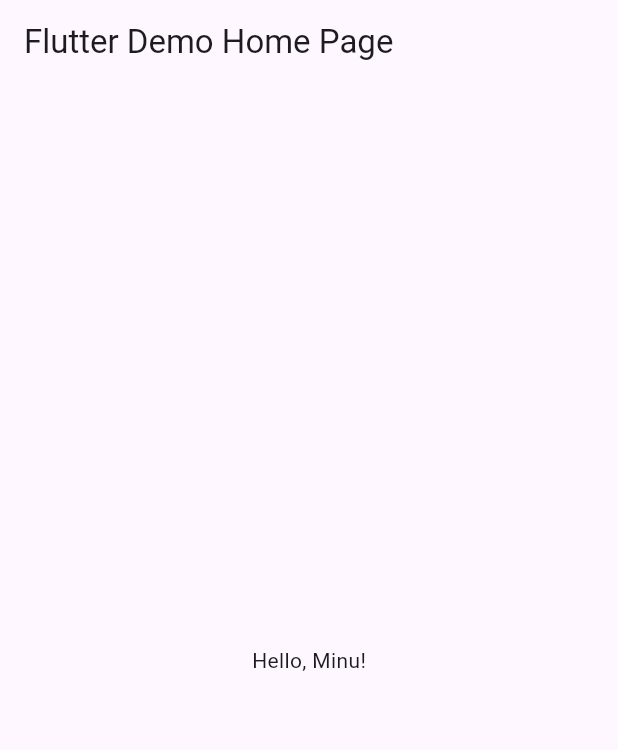
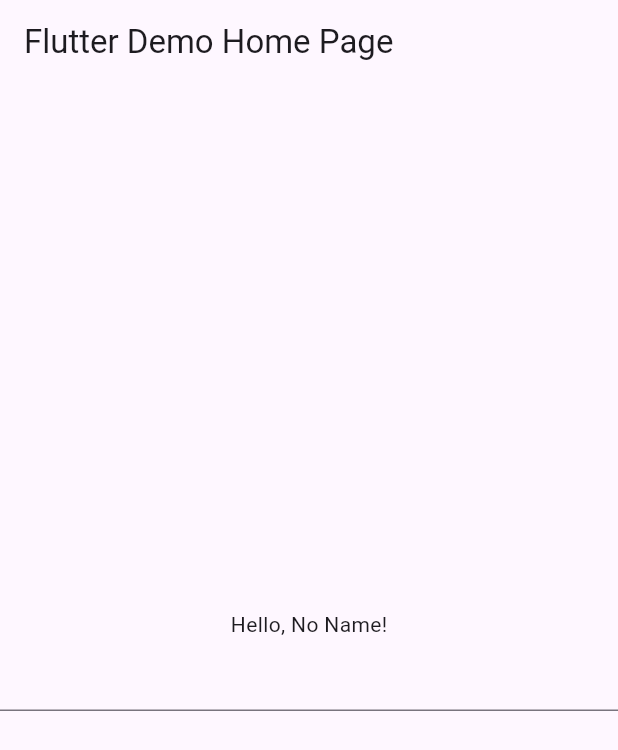
Before and after one commit to Shree-dev-0104/riverpod, a Flutter app: the screen it shows after launch, on a phone screen of 412 x 824 dp. Shown: the top 750 px of the screen. Run offline on Flutter 3.47's test engine with Material 3 defaults, Android fonts, the phone set to English and light mode, and no system bars; our stand-ins replace flutter_riverpod.

Commit message:
Provider, StateProvider

```diff
--- a/lib/home_page.dart
+++ b/lib/home_page_provider.dart
@@ -1,11 +1,13 @@
+//  P R O V I D E R  P A T T E R N
+
 import 'package:example/main.dart';
 import 'package:flutter/material.dart';
 import 'package:flutter_riverpod/flutter_riverpod.dart';
 
 // class HomePage extends ConsumerWidget { // Method 2: Using ConsumerWidget
 //   const HomePage({super.key});
-class HomePage extends StatelessWidget {
-  const HomePage({super.key});
+class HomePageProvider extends StatelessWidget {
+  const HomePageProvider({super.key});
 
   @override
   Widget build(BuildContext context) {
--- /dev/null
+++ b/lib/home_page_state_provider.dart
@@ -0,0 +1,40 @@
+import 'package:example/main.dart';
+import 'package:flutter/material.dart';
+import 'package:flutter_riverpod/flutter_riverpod.dart';
+
+
+class HomePageStateProvider extends StatelessWidget {
+
+  const HomePageStateProvider({super.key});
+
+  @override
+  Widget build(BuildContext context) {
+    return  Scaffold(
+        appBar: AppBar(
+          title: const Text('Flutter Demo Home Page'),
+        ),
+        body: Consumer(
+          builder: (context, ref, child) {
+            final name = ref.watch(nameStateProvider) ?? 'No Name';
+            return Column(
+              mainAxisAlignment: MainAxisAlignment.center,
+              crossAxisAlignment: CrossAxisAlignment.center,
+              children: [
+                Center(
+                  child: Text('Hello, $name!'),
+                ),
+
+                TextField(
+                  onSubmitted: (value) {
+                    ref.read(nameStateProvider.notifier).update((state)=> value); // StateProvider allows for mutable state. its ref gives access to the notifier, which can be used to update the state.
+                    // ref.read(nameStateProvider.notifer).update((state) => value);
+                  },
+
+                )
+              ],
+            );
+          }
+        ),
+      );
+  }
+}
--- a/lib/main.dart
+++ b/lib/main.dart
@@ -1,9 +1,11 @@
 
-import 'package:example/home_page.dart';
+// import 'package:example/home_page_provider.dart';
+import 'package:example/home_page_state_provider.dart';
 import 'package:flutter/material.dart';
 import 'package:flutter_riverpod/flutter_riverpod.dart';
 
 final nameProvider = Provider<String>((ref) => 'Minu');
+final nameStateProvider = StateProvider<String?>((ref) => null); // Providers are usually immutable, but StateProvider allows for mutable state.
 
 void main() {
   runApp( const ProviderScope(
@@ -21,7 +23,8 @@ class MyApp extends StatelessWidget {
       theme: ThemeData(
         primarySwatch: Colors.blue,
       ),
-      home: const HomePage(),
+      // home: const HomePageProvider(),
+      home: const HomePageStateProvider(),
     );
   }
 }
```
